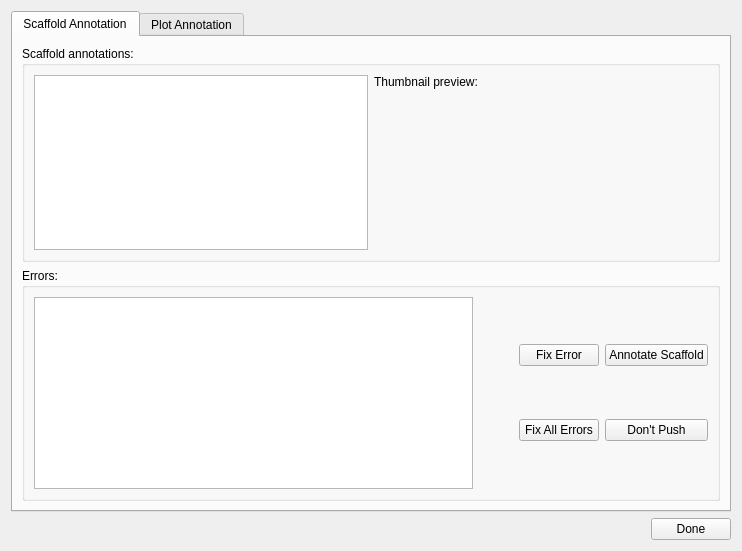
Above: mapclientplugins/sparccurationhelperstep/qt/sparccurationhelperwidget.ui from mapclient-plugins/mapclientplugins.sparccurationhelperstep before the change. Below: the same form after it.
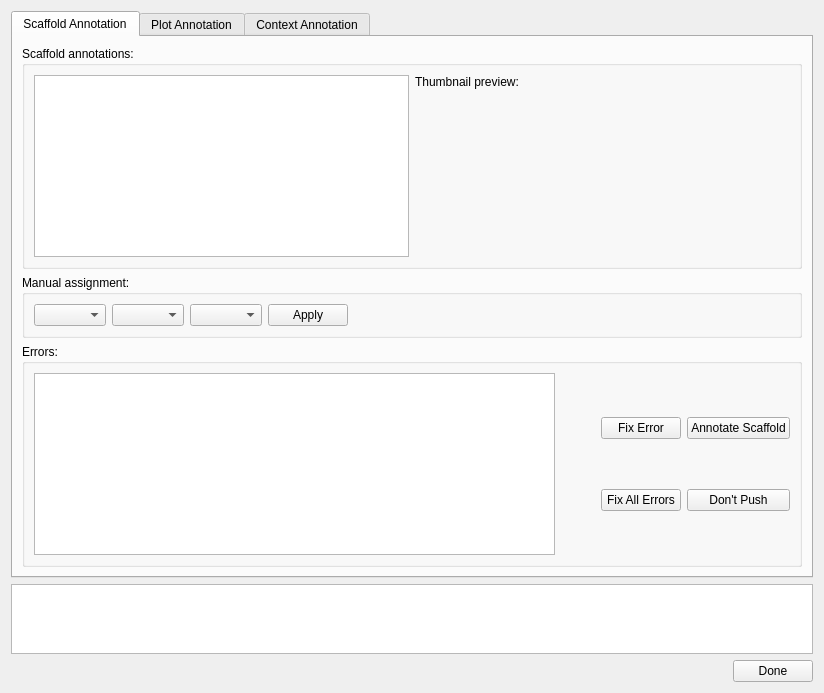
That is the form after the change. The open tabs and pages were chosen to show the change. Custom widgets are drawn as their Qt base class.

Commit message: Adding helper for scaffold contextual information.

The edit to the form file:
```diff
--- a/mapclientplugins/sparccurationhelperstep/qt/sparccurationhelperwidget.ui
+++ b/mapclientplugins/sparccurationhelperstep/qt/sparccurationhelperwidget.ui
@@ -6,8 +6,8 @@
    <rect>
     <x>0</x>
     <y>0</y>
-    <width>742</width>
-    <height>551</height>
+    <width>824</width>
+    <height>693</height>
    </rect>
   </property>
   <property name="windowTitle">
@@ -31,23 +31,7 @@
          </property>
          <layout class="QHBoxLayout" name="horizontalLayout_2">
           <item>
-           <widget class="QTableView" name="tableViewScaffoldAnnotations">
-            <property name="sizePolicy">
-             <sizepolicy hsizetype="Expanding" vsizetype="Expanding">
-              <horstretch>0</horstretch>
-              <verstretch>0</verstretch>
-             </sizepolicy>
-            </property>
-            <property name="sizeAdjustPolicy">
-             <enum>QAbstractScrollArea::AdjustToContents</enum>
-            </property>
-            <property name="selectionMode">
-             <enum>QAbstractItemView::SingleSelection</enum>
-            </property>
-            <property name="selectionBehavior">
-             <enum>QAbstractItemView::SelectRows</enum>
-            </property>
-           </widget>
+           <widget class="QTreeView" name="treeViewScaffoldAnnotations"/>
           </item>
           <item>
            <layout class="QVBoxLayout" name="verticalLayout_2">
@@ -174,6 +158,44 @@
          </layout>
         </widget>
        </item>
+       <item row="1" column="0">
+        <widget class="QGroupBox" name="groupBox">
+         <property name="title">
+          <string>Manual assignment:</string>
+         </property>
+         <layout class="QHBoxLayout" name="horizontalLayout_3">
+          <item>
+           <widget class="QComboBox" name="comboBoxScaffoldMeta"/>
+          </item>
+          <item>
+           <widget class="QComboBox" name="comboBoxScaffoldView"/>
+          </item>
+          <item>
+           <widget class="QComboBox" name="comboBoxScaffoldThumbnail"/>
+          </item>
+          <item>
+           <widget class="QPushButton" name="pushButtonApply">
+            <property name="text">
+             <string>Apply</string>
+            </property>
+           </widget>
+          </item>
+          <item>
+           <spacer name="horizontalSpacer_3">
+            <property name="orientation">
+             <enum>Qt::Horizontal</enum>
+            </property>
+            <property name="sizeHint" stdset="0">
+             <size>
+              <width>40</width>
+              <height>20</height>
+             </size>
+            </property>
+           </spacer>
+          </item>
+         </layout>
+        </widget>
+       </item>
       </layout>
      </widget>
      <widget class="QWidget" name="plot_annotation_tab">
@@ -181,6 +203,47 @@
        <string>Plot Annotation</string>
       </attribute>
      </widget>
+     <widget class="QWidget" name="tab">
+      <attribute name="title">
+       <string>Context Annotation</string>
+      </attribute>
+      <layout class="QVBoxLayout" name="verticalLayout_3">
+       <property name="leftMargin">
+        <number>0</number>
+       </property>
+       <property name="topMargin">
+        <number>0</number>
+       </property>
+       <property name="rightMargin">
+        <number>0</number>
+       </property>
+       <property name="bottomMargin">
+        <number>0</number>
+       </property>
+       <item>
+        <widget class="ContextAnnotationWidget" name="widget" native="true"/>
+       </item>
+      </layout>
+     </widget>
+    </widget>
+   </item>
+   <item>
+    <widget class="QTableView" name="tableViewScaffoldAnnotations">
+     <property name="sizePolicy">
+      <sizepolicy hsizetype="Expanding" vsizetype="Expanding">
+       <horstretch>0</horstretch>
+       <verstretch>0</verstretch>
+      </sizepolicy>
+     </property>
+     <property name="sizeAdjustPolicy">
+      <enum>QAbstractScrollArea::AdjustToContents</enum>
+     </property>
+     <property name="selectionMode">
+      <enum>QAbstractItemView::SingleSelection</enum>
+     </property>
+     <property name="selectionBehavior">
+      <enum>QAbstractItemView::SelectRows</enum>
+     </property>
     </widget>
    </item>
    <item>
@@ -209,6 +272,14 @@
    </item>
   </layout>
  </widget>
+ <customwidgets>
+  <customwidget>
+   <class>ContextAnnotationWidget</class>
+   <extends>QWidget</extends>
+   <header>mapclientplugins/sparccurationhelperstep/helpers/contextannotationwidget.h</header>
+   <container>1</container>
+  </customwidget>
+ </customwidgets>
  <resources/>
  <connections/>
 </ui>
```
Left out of the diff: 2 changed lines with no effect on the pictures. The commit also changes 13 other files.
